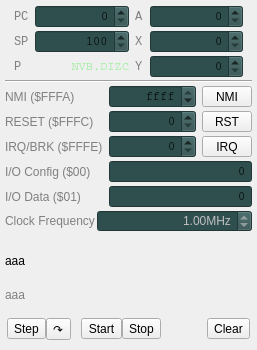
rjaremczak/mo65x, file cpuwidget.ui: the form before one commit.
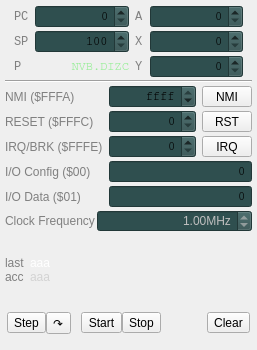
The form after the commit. Custom widgets are drawn as their Qt base class.

```diff
--- a/cpuwidget.ui
+++ b/cpuwidget.ui
@@ -728,12 +728,23 @@
      </widget>
     </item>
     <item>
+     <layout class="QFormLayout" name="statsLayout">
+      <property name="horizontalSpacing">
+       <number>5</number>
+      </property>
+      <property name="verticalSpacing">
+       <number>0</number>
+      </property>
+      <item row="0" column="1">
      <widget class="QLabel" name="lastExecStats">
       <property name="font">
        <font>
         <pointsize>9</pointsize>
        </font>
       </property>
+        <property name="styleSheet">
+         <string notr="true">color:white</string>
+        </property>
       <property name="text">
        <string>aaa</string>
       </property>
@@ -742,7 +753,7 @@
       </property>
      </widget>
     </item>
-    <item>
+      <item row="1" column="1">
      <widget class="QLabel" name="avgExecStats">
       <property name="font">
        <font>
@@ -750,7 +761,7 @@
        </font>
       </property>
       <property name="styleSheet">
-       <string notr="true">color:gray</string>
+         <string notr="true">color:lightgray</string>
       </property>
       <property name="text">
        <string>aaa</string>
@@ -759,6 +770,38 @@
        <set>Qt::AlignLeading|Qt::AlignLeft|Qt::AlignVCenter</set>
       </property>
      </widget>
+      </item>
+      <item row="0" column="0">
+       <widget class="QLabel" name="label_8">
+        <property name="font">
+         <font>
+          <pointsize>9</pointsize>
+         </font>
+        </property>
+        <property name="styleSheet">
+         <string notr="true">color:gray</string>
+        </property>
+        <property name="text">
+         <string>last</string>
+        </property>
+       </widget>
+      </item>
+      <item row="1" column="0">
+       <widget class="QLabel" name="label_9">
+        <property name="font">
+         <font>
+          <pointsize>9</pointsize>
+         </font>
+        </property>
+        <property name="styleSheet">
+         <string notr="true">color:gray</string>
+        </property>
+        <property name="text">
+         <string>acc</string>
+        </property>
+       </widget>
+      </item>
+     </layout>
     </item>
     <item>
      <widget class="QFrame" name="auxFrame">
```
Lines whose indentation alone changed are shown as unchanged.
